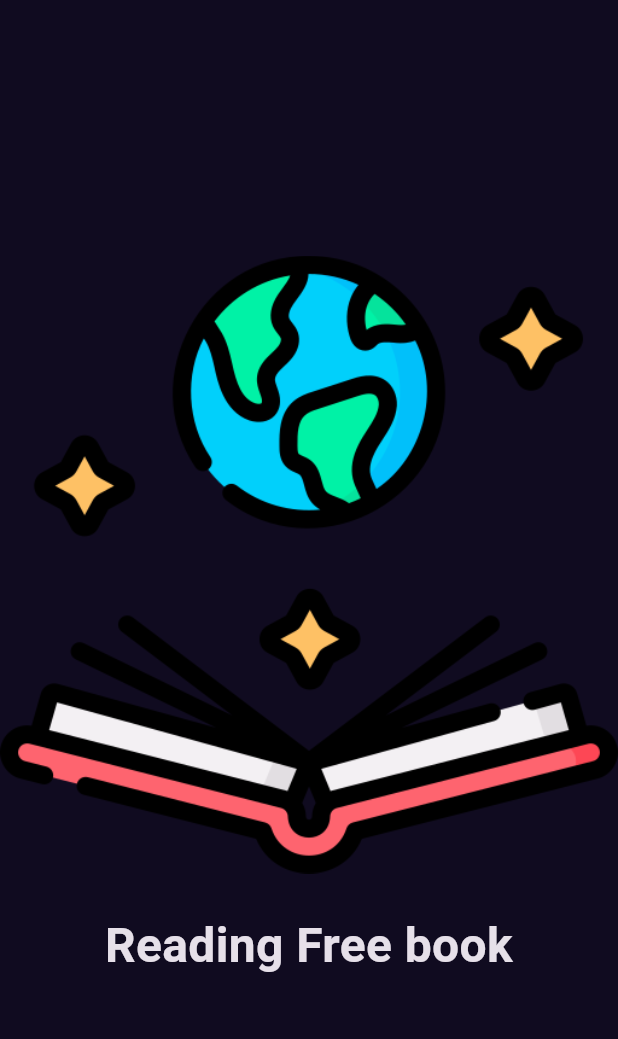
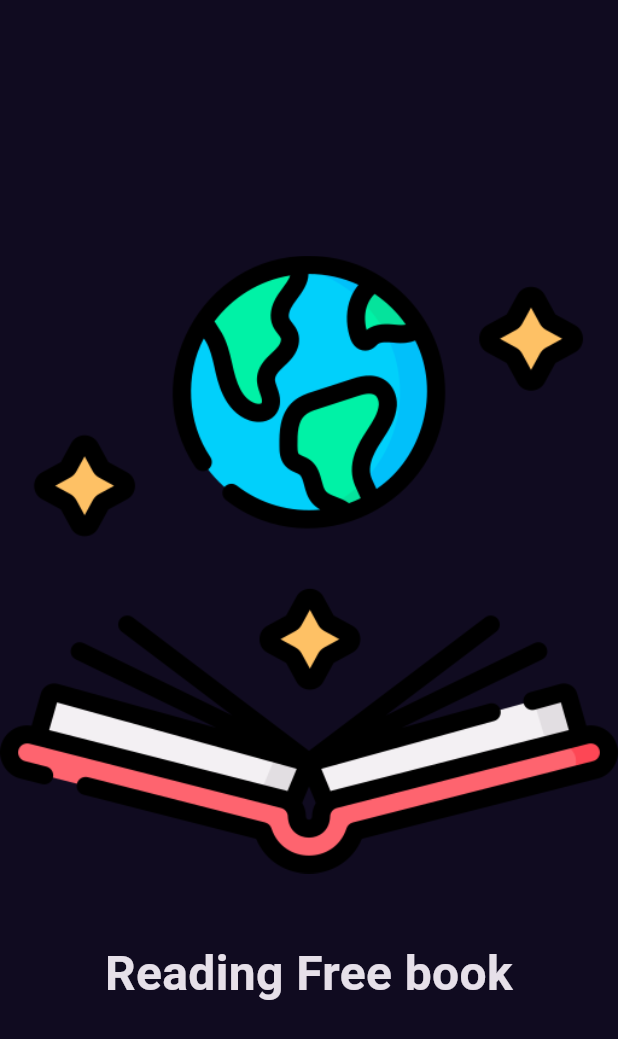
Before and after one commit to Nooraldeen2024/free_books_reading, a Flutter app: the first screen one second after launch, on a phone screen of 412 x 824 dp. Shown: the top 1039 px of the screen. Run offline on Flutter 3.47's test engine with Material 3 defaults, Android fonts, the phone set to English and light mode, and no system bars; our stand-ins replace get.

Commit message:
adding sliding animation to splash view

```diff
--- /dev/null
+++ b/lib/Features/presentation/view/widgets/sliding_text.dart
@@ -0,0 +1,24 @@
+import 'package:flutter/material.dart';
+
+class SlidingText extends StatelessWidget {
+  const SlidingText({super.key, required this.slidingAnimation});
+
+  final Animation<Offset> slidingAnimation;
+
+  @override
+  Widget build(BuildContext context) {
+    return AnimatedBuilder(
+      animation: slidingAnimation,
+      builder: (context, _) {
+        return SlideTransition(
+          position: slidingAnimation,
+          child: Text(
+            'Reading Free book',
+            textAlign: TextAlign.center,
+            style: TextStyle(fontSize: 32, fontWeight: FontWeight.bold),
+          ),
+        );
+      },
+    );
+  }
+}
--- a/lib/Features/presentation/view/widgets/splash_view_body.dart
+++ b/lib/Features/presentation/view/widgets/splash_view_body.dart
@@ -1,8 +1,38 @@
 import 'package:flutter/material.dart';
+import 'package:free_books_reading/Features/presentation/view/widgets/sliding_text.dart';
 import 'package:free_books_reading/core/utils/assets.dart';
 
-class SplashViewBody extends StatelessWidget {
+class SplashViewBody extends StatefulWidget {
   const SplashViewBody({super.key});
+
+  @override
+  State<SplashViewBody> createState() => _SplashViewBodyState();
+}
+
+class _SplashViewBodyState extends State<SplashViewBody>
+    with SingleTickerProviderStateMixin {
+  late AnimationController animationController;
+  late Animation<Offset> slidingAnimation;
+
+  @override
+  void initState() {
+    super.initState();
+    animationController = AnimationController(
+      vsync: this,
+      duration: const Duration(seconds: 1),
+    );
+    slidingAnimation = Tween<Offset>(
+      begin: const Offset(0, 2),
+      end: Offset(0, 0),
+    ).animate(animationController);
+    animationController.forward();
+  }
+
+  @override
+  void dispose() {
+    super.dispose();
+    animationController.dispose();
+  }
 
   @override
   Widget build(BuildContext context) {
@@ -12,11 +42,7 @@ class SplashViewBody extends StatelessWidget {
       children: [
         Image.asset(AssetsData.logo),
         const SizedBox(height: 25),
-        Text(
-          'Reading Free book',
-          textAlign: TextAlign.center,
-          style: TextStyle(fontSize: 32, fontWeight: FontWeight.bold),
-        ),
+        SlidingText(slidingAnimation: slidingAnimation),
       ],
     );
   }
```
